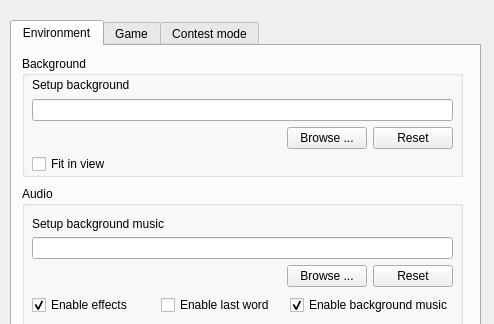
Qt form src/configdialog.ui (Mogara/QSanguosha) before a commit; both pictures show x 0 to 494 and y 0 to 324 of the 494 by 503 pixel window.
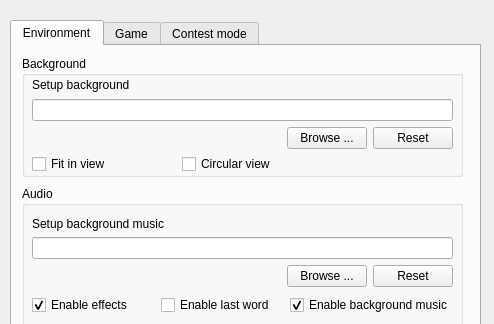
The same form after that commit.

Commit message: Add circular view config checkbox in config dialog

Patch:
```diff
--- a/src/configdialog.ui
+++ b/src/configdialog.ui
@@ -268,8 +268,19 @@
        <string>Fit in view</string>
       </property>
      </widget>
-     <zorder>fitInViewCheckBox</zorder>
-     <zorder>layoutWidget</zorder>
+     <widget class="QCheckBox" name="circularViewCheckBox">
+      <property name="geometry">
+       <rect>
+        <x>160</x>
+        <y>100</y>
+        <width>101</width>
+        <height>16</height>
+       </rect>
+      </property>
+      <property name="text">
+       <string>Circular view</string>
+      </property>
+     </widget>
     </widget>
     <widget class="QGroupBox" name="fontSetupGroupBox">
      <property name="geometry">
```
The commit also changes 3 other files.
